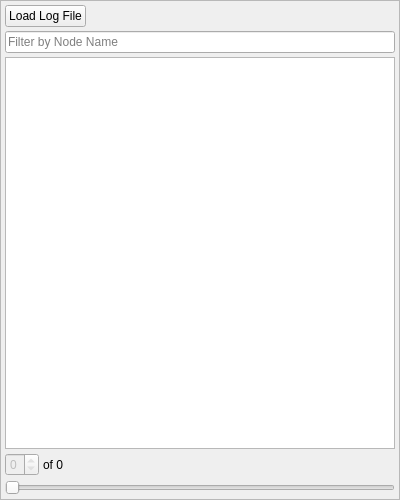
Before: the Qt Designer form bt_editor/sidepanel_replay.ui in BehaviorTree/Groot, drawn with Qt 5.
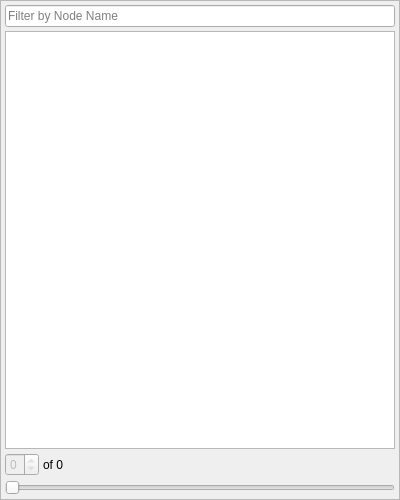
After: the same form once the commit is applied. Icons and pictures are not drawn.

```diff
--- a/bt_editor/sidepanel_replay.ui
+++ b/bt_editor/sidepanel_replay.ui
@@ -40,30 +40,6 @@
    <property name="bottomMargin">
     <number>4</number>
    </property>
-   <item>
-    <layout class="QHBoxLayout" name="horizontalLayout_2">
-     <item>
-      <widget class="QPushButton" name="pushButtonLoadLog">
-       <property name="text">
-        <string>Load Log File</string>
-       </property>
-      </widget>
-     </item>
-     <item>
-      <spacer name="horizontalSpacer_2">
-       <property name="orientation">
-        <enum>Qt::Horizontal</enum>
-       </property>
-       <property name="sizeHint" stdset="0">
-        <size>
-         <width>40</width>
-         <height>20</height>
-        </size>
-       </property>
-      </spacer>
-     </item>
-    </layout>
-   </item>
    <item>
     <widget class="QLineEdit" name="lineEditFilter">
      <property name="placeholderText">
```
